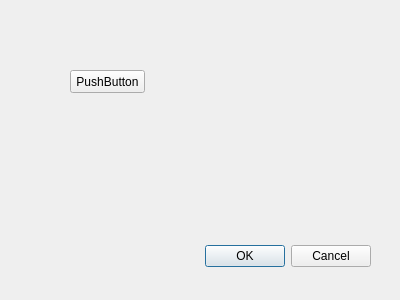
First picture: the form in project/app/ui/new_element.ui, repository LMaiorano/Link-Budget-Toolbox, before the edit.
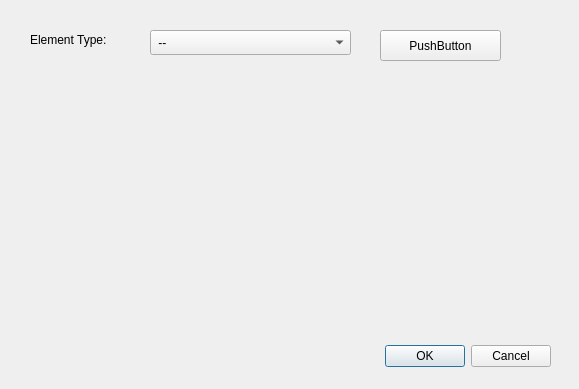
Second picture: the form after the edit.

Commit message: Modified UI new element dialog

Diff of the .ui file:
```diff
--- a/project/app/ui/new_element.ui
+++ b/project/app/ui/new_element.ui
@@ -6,8 +6,8 @@
    <rect>
     <x>0</x>
     <y>0</y>
-    <width>400</width>
-    <height>300</height>
+    <width>579</width>
+    <height>389</height>
    </rect>
   </property>
   <property name="windowTitle">
@@ -16,8 +16,8 @@
   <widget class="QDialogButtonBox" name="buttonBox">
    <property name="geometry">
     <rect>
-     <x>30</x>
-     <y>240</y>
+     <x>210</x>
+     <y>340</y>
      <width>341</width>
      <height>32</height>
     </rect>
@@ -32,16 +32,64 @@
   <widget class="QPushButton" name="pushButton">
    <property name="geometry">
     <rect>
-     <x>70</x>
-     <y>70</y>
-     <width>75</width>
-     <height>23</height>
+     <x>380</x>
+     <y>30</y>
+     <width>121</width>
+     <height>31</height>
     </rect>
    </property>
    <property name="text">
     <string>PushButton</string>
    </property>
   </widget>
+  <widget class="QLabel" name="ElementType">
+   <property name="geometry">
+    <rect>
+     <x>30</x>
+     <y>30</y>
+     <width>111</width>
+     <height>19</height>
+    </rect>
+   </property>
+   <property name="text">
+    <string>Element Type:</string>
+   </property>
+  </widget>
+  <widget class="QComboBox" name="comboBox">
+   <property name="geometry">
+    <rect>
+     <x>150</x>
+     <y>30</y>
+     <width>201</width>
+     <height>25</height>
+    </rect>
+   </property>
+   <item>
+    <property name="text">
+     <string> -- </string>
+    </property>
+   </item>
+   <item>
+    <property name="text">
+     <string>Blank Item</string>
+    </property>
+   </item>
+   <item>
+    <property name="text">
+     <string>TX - Transmitter</string>
+    </property>
+   </item>
+   <item>
+    <property name="text">
+     <string>RX - Receiver</string>
+    </property>
+   </item>
+   <item>
+    <property name="text">
+     <string>Path Loss</string>
+    </property>
+   </item>
+  </widget>
  </widget>
  <resources/>
  <connections>
```
